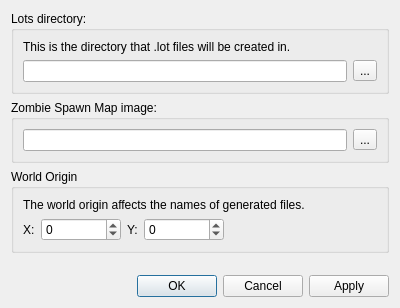
Qt form src/editor/generatelotsdialog.ui (timbaker/pzworlded) before a commit.
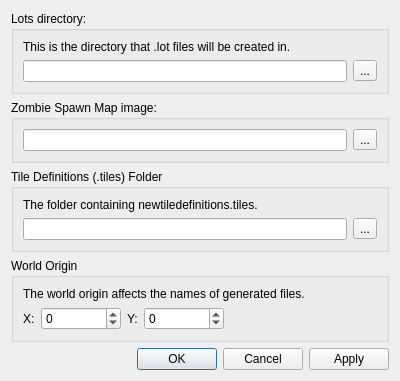
The same form after that commit.

Commit message: Added .tiles folder to GenerateLotsDialog.  Separated BIT_ROOM from BIT_SOLID.

What changed in the file:
```diff
--- a/src/editor/generatelotsdialog.ui
+++ b/src/editor/generatelotsdialog.ui
@@ -7,23 +7,13 @@
     <x>0</x>
     <y>0</y>
     <width>400</width>
-    <height>308</height>
+    <height>350</height>
    </rect>
   </property>
   <property name="windowTitle">
    <string>Generate Lots</string>
   </property>
   <layout class="QGridLayout" name="gridLayout">
-   <item row="4" column="0">
-    <widget class="QDialogButtonBox" name="buttonBox">
-     <property name="orientation">
-      <enum>Qt::Horizontal</enum>
-     </property>
-     <property name="standardButtons">
-      <set>QDialogButtonBox::Apply|QDialogButtonBox::Cancel|QDialogButtonBox::Ok</set>
-     </property>
-    </widget>
-   </item>
    <item row="0" column="0">
     <widget class="QGroupBox" name="groupBox">
      <property name="title">
@@ -86,19 +76,6 @@
     </widget>
    </item>
    <item row="3" column="0">
-    <spacer name="verticalSpacer">
-     <property name="orientation">
-      <enum>Qt::Vertical</enum>
-     </property>
-     <property name="sizeHint" stdset="0">
-      <size>
-       <width>20</width>
-       <height>40</height>
-      </size>
-     </property>
-    </spacer>
-   </item>
-   <item row="2" column="0">
     <widget class="QGroupBox" name="groupBox_3">
      <property name="title">
       <string>World Origin</string>
@@ -185,6 +162,63 @@
      </layout>
     </widget>
    </item>
+   <item row="4" column="0">
+    <spacer name="verticalSpacer">
+     <property name="orientation">
+      <enum>Qt::Vertical</enum>
+     </property>
+     <property name="sizeHint" stdset="0">
+      <size>
+       <width>20</width>
+       <height>40</height>
+      </size>
+     </property>
+    </spacer>
+   </item>
+   <item row="5" column="0">
+    <widget class="QDialogButtonBox" name="buttonBox">
+     <property name="orientation">
+      <enum>Qt::Horizontal</enum>
+     </property>
+     <property name="standardButtons">
+      <set>QDialogButtonBox::Apply|QDialogButtonBox::Cancel|QDialogButtonBox::Ok</set>
+     </property>
+    </widget>
+   </item>
+   <item row="2" column="0">
+    <widget class="QGroupBox" name="groupBox_4">
+     <property name="title">
+      <string>Tile Definitions (.tiles) Folder</string>
+     </property>
+     <layout class="QVBoxLayout" name="verticalLayout_4">
+      <item>
+       <widget class="QLabel" name="label_5">
+        <property name="text">
+         <string>The folder containing newtiledefinitions.tiles.</string>
+        </property>
+       </widget>
+      </item>
+      <item>
+       <layout class="QHBoxLayout" name="horizontalLayout_6">
+        <item>
+         <widget class="QLineEdit" name="tiledefEdit">
+          <property name="readOnly">
+           <bool>true</bool>
+          </property>
+         </widget>
+        </item>
+        <item>
+         <widget class="QToolButton" name="tiledefBrowse">
+          <property name="text">
+           <string>...</string>
+          </property>
+         </widget>
+        </item>
+       </layout>
+      </item>
+     </layout>
+    </widget>
+   </item>
   </layout>
  </widget>
  <resources/>
```
The commit also changes 9 other files.
